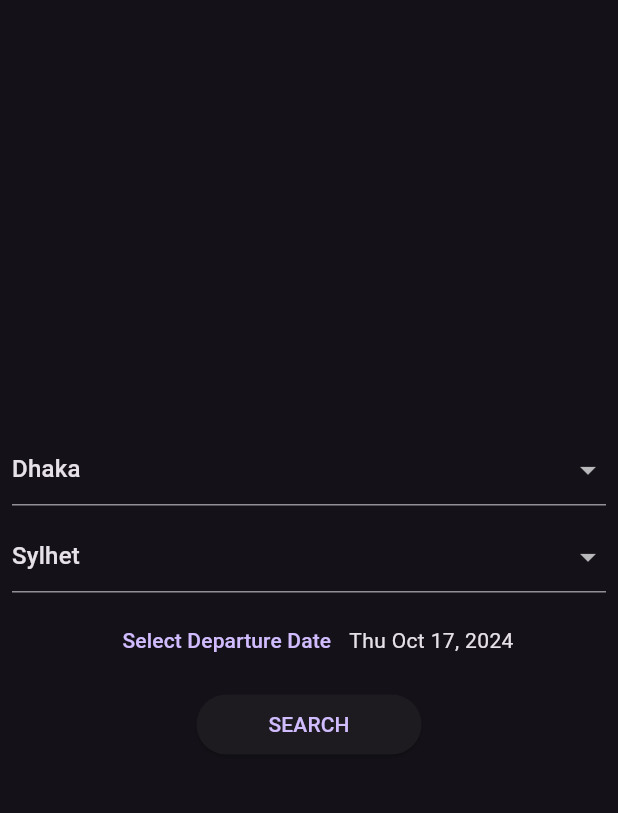
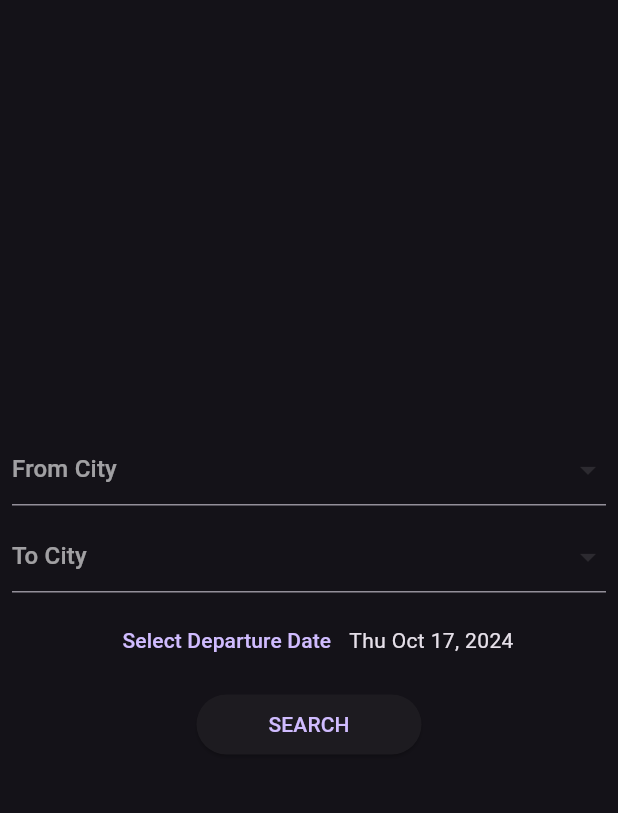
Before and after one commit to Developer199239/flutter_bus_reservation, a Flutter app: the screen it shows after launch, on a phone screen of 412 x 824 dp, the part 63-876 px from its top. Run offline on Flutter 3.47's test engine with Material 3 defaults, Android fonts, the phone set to English and light mode, and no system bars; our stand-ins replace flutter_easyloading, freezed_annotation, shared_preferences; accounts and stored records are empty; network calls fail.

Commit message:
get city from api in seatch page

```diff
--- a/lib/pages/search_page.dart
+++ b/lib/pages/search_page.dart
@@ -18,13 +18,32 @@ class _SearchPageState extends State<SearchPage> {
   String? fromCity, toCity;
   DateTime? departureDate;
   final _formKey = GlobalKey<FormState>();
+  List<String> _cityNames = [];
 
   @override
   void initState() {
-    fromCity = 'Dhaka';
-    toCity = 'Sylhet';
+    // fromCity = 'Dhaka';
+    // toCity = 'Sylhet';
     departureDate = DateTime.now();
     super.initState();
+    _loadCities();
+  }
+
+  Future<void> _loadCities() async {
+    final appDataProvider =
+    Provider.of<AppDataProvider>(context, listen: false);
+    EasyLoading.show(status: 'Searching...');
+    try {
+      final cities = await appDataProvider.getAllCity();
+      setState(() {
+        _cityNames = cities.map((city) => city.cityName).toList();
+        print('===city size: ${_cityNames.length}');
+      });
+    } catch (e) {
+      print('Error loading cities: $e');
+    } finally {
+      EasyLoading.dismiss();
+    }
   }
 
   @override
@@ -52,9 +71,9 @@ class _SearchPageState extends State<SearchPage> {
                 decoration: InputDecoration(
                   errorStyle: const TextStyle(color: Colors.white),
                 ),
-                hint: const Text('From'),
+                hint: const Text('From City'),
                 isExpanded: true,
-                items: cities
+                items: _cityNames
                     .map((city) => DropdownMenuItem<String>(
                           value: city,
                           child: Text(city),
@@ -78,9 +97,9 @@ class _SearchPageState extends State<SearchPage> {
                 decoration: InputDecoration(
                   errorStyle: const TextStyle(color: Colors.white),
                 ),
-                hint: const Text('To'),
+                hint: const Text('To City'),
                 isExpanded: true,
-                items: cities
+                items: _cityNames
                     .map((city) => DropdownMenuItem<String>(
                           value: city,
                           child: Text(city),
```
